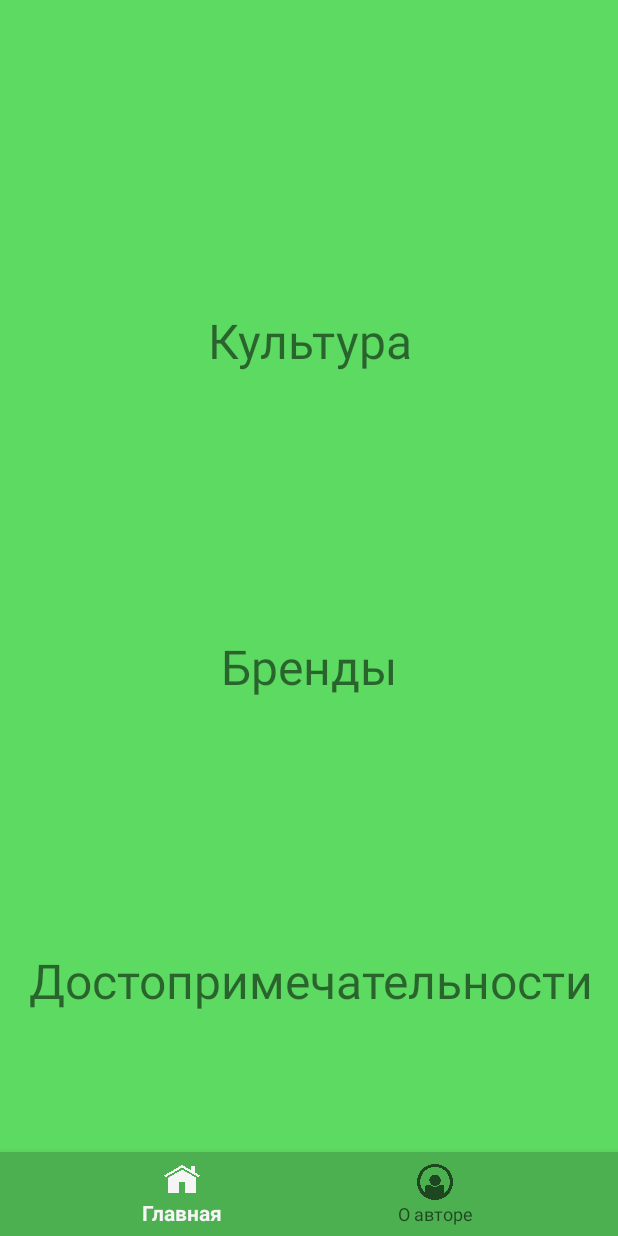
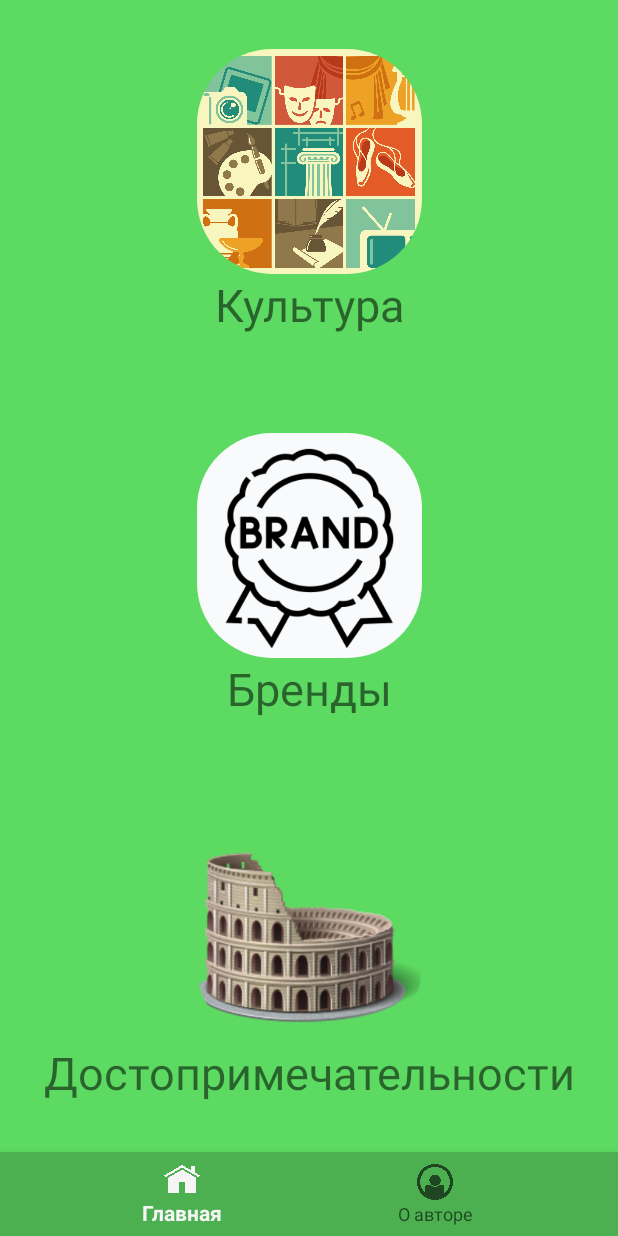
Before and after one commit to Ze1nFeeD/madeInOrenburgRegion, an Android app: the MainFragment screen opened directly, with no data from a screen before it, on a phone screen of 412 x 824 dp. Run offline under Robolectric (Android 15) with nearby library versions, the phone set to English and light mode, and no system bars.

Commit message:
Image fix

```diff
--- a/app/src/main/AndroidManifest.xml
+++ b/app/src/main/AndroidManifest.xml
@@ -12,6 +12,9 @@
         android:supportsRtl="true"
         android:theme="@style/Theme.MadeInOrenburgRegion"
         tools:targetApi="31">
+        <activity
+            android:name=".CultureActivity"
+            android:exported="false" />
         <activity
             android:name=".AuthorActivity"
             android:exported="false" />
--- /dev/null
+++ b/app/src/main/java/com/example/madeinorenburgregion/CultureActivity.kt
@@ -0,0 +1,11 @@
+package com.example.madeinorenburgregion
+
+import androidx.appcompat.app.AppCompatActivity
+import android.os.Bundle
+
+class CultureActivity : AppCompatActivity() {
+    override fun onCreate(savedInstanceState: Bundle?) {
+        super.onCreate(savedInstanceState)
+        setContentView(R.layout.activity_culture)
+    }
+}
--- a/app/src/main/java/com/example/madeinorenburgregion/MainFragment.kt
+++ b/app/src/main/java/com/example/madeinorenburgregion/MainFragment.kt
@@ -5,6 +5,7 @@ import androidx.fragment.app.Fragment
 import android.view.LayoutInflater
 import android.view.View
 import android.view.ViewGroup
+import androidx.constraintlayout.widget.ConstraintLayout
 
 
 class MainFragment : Fragment() {
@@ -13,6 +14,11 @@ class MainFragment : Fragment() {
         savedInstanceState: Bundle?
     ): View? {
         // Inflate the layout for this fragment
-        return inflater.inflate(R.layout.fragment_main, container, false)
+        val view = inflater.inflate(R.layout.fragment_main, container, false)
+          val culture: ConstraintLayout = view.findViewById(R.id.cultureClick)
+        culture.setOnClickListener{
+            //активити
+        }
+        return view
     }
 }
--- /dev/null
+++ b/app/src/main/res/layout/activity_culture.xml
@@ -0,0 +1,44 @@
+<?xml version="1.0" encoding="utf-8"?>
+<androidx.constraintlayout.widget.ConstraintLayout xmlns:android="http://schemas.android.com/apk/res/android"
+    xmlns:app="http://schemas.android.com/apk/res-auto"
+    xmlns:tools="http://schemas.android.com/tools"
+    android:layout_width="match_parent"
+    android:layout_height="match_parent"
+    android:background="@color/bgForms"
+    tools:context=".CultureActivity">
+
+
+    <androidx.constraintlayout.widget.ConstraintLayout
+        android:id="@+id/layoutTop"
+        android:layout_width="0dp"
+        android:layout_height="0dp"
+        app:layout_constraintBottom_toTopOf="@id/layoutSecond"
+        app:layout_constraintEnd_toEndOf="parent"
+        app:layout_constraintStart_toStartOf="parent"
+        app:layout_constraintTop_toTopOf="parent">
+
+    </androidx.constraintlayout.widget.ConstraintLayout>
+
+    <androidx.constraintlayout.widget.ConstraintLayout
+        android:id="@+id/layoutSecond"
+        android:layout_width="0dp"
+        android:layout_height="0dp"
+        app:layout_constraintBottom_toTopOf="@id/layoutThree"
+        app:layout_constraintEnd_toEndOf="parent"
+        app:layout_constraintStart_toStartOf="parent"
+        app:layout_constraintTop_toBottomOf="@+id/layoutTop">
+
+    </androidx.constraintlayout.widget.ConstraintLayout>
+
+    <androidx.constraintlayout.widget.ConstraintLayout
+        android:id="@+id/layoutThree"
+        android:layout_width="0dp"
+        android:layout_height="0dp"
+        app:layout_constraintBottom_toBottomOf="parent"
+        app:layout_constraintEnd_toEndOf="parent"
+        app:layout_constraintStart_toStartOf="parent"
+        app:layout_constraintTop_toBottomOf="@+id/layoutSecond">
+
+    </androidx.constraintlayout.widget.ConstraintLayout>
+
+</androidx.constraintlayout.widget.ConstraintLayout>
--- a/app/src/main/res/layout/activity_main.xml
+++ b/app/src/main/res/layout/activity_main.xml
@@ -9,17 +9,21 @@
     <FrameLayout
         android:id="@+id/container"
         android:layout_width="match_parent"
-        android:layout_height="match_parent"
+        android:layout_height="0dp"
         android:layout_above="@+id/bottomMainNav"
-        />
+        app:layout_constraintBottom_toTopOf="@+id/bottomMainNav"
+        app:layout_constraintEnd_toEndOf="parent"
+        app:layout_constraintStart_toStartOf="parent"
+        app:layout_constraintTop_toTopOf="parent" />
 
     <com.google.android.material.bottomnavigation.BottomNavigationView
         android:id="@+id/bottomMainNav"
         android:layout_width="match_parent"
         android:layout_height="wrap_content"
         android:background="@color/bgNavBar"
-    app:menu="@menu/mainmenu"
         app:layout_constraintBottom_toBottomOf="parent"
+        app:layout_constraintEnd_toEndOf="parent"
+        app:layout_constraintStart_toStartOf="parent"
         app:layout_editor_absoluteX="42dp"
-    />
+        app:menu="@menu/mainmenu" />
 </androidx.constraintlayout.widget.ConstraintLayout>
--- a/app/src/main/res/layout/fragment_main.xml
+++ b/app/src/main/res/layout/fragment_main.xml
@@ -4,100 +4,138 @@
     xmlns:tools="http://schemas.android.com/tools"
     android:layout_width="match_parent"
     android:layout_height="match_parent"
-    tools:context=".MainFragment"
-    android:background="@color/bgForms">
+    android:background="@color/bgForms"
+    tools:context=".MainFragment">
 
+    <androidx.constraintlayout.widget.ConstraintLayout
+        android:id="@+id/constraintLayout2"
+        android:layout_width="0dp"
+        android:layout_height="0dp"
+        app:layout_constraintBottom_toTopOf="@+id/constraintLayout"
+        app:layout_constraintEnd_toEndOf="parent"
+        app:layout_constraintStart_toStartOf="parent"
+        app:layout_constraintTop_toTopOf="parent">
 
-    <LinearLayout
-        android:id="@+id/linearLayout"
+        <androidx.constraintlayout.widget.ConstraintLayout
+            android:id="@+id/cultureClick"
             android:layout_width="wrap_content"
             android:layout_height="wrap_content"
-        android:layout_marginStart="32dp"
-        android:layout_marginTop="55dp"
-        android:layout_marginEnd="32dp"
             android:orientation="vertical"
-
-
+            app:layout_constraintBottom_toBottomOf="parent"
             app:layout_constraintEnd_toEndOf="parent"
             app:layout_constraintStart_toStartOf="parent"
             app:layout_constraintTop_toTopOf="parent">
 
             <ImageView
-            android:id="@+id/imageCulture"
+                android:id="@+id/image1"
                 android:layout_width="150dp"
                 android:layout_height="150dp"
                 android:background="@drawable/rounded_shape"
                 android:clipToOutline="true"
-            tools:src="@drawable/cultura" />
+                android:scaleType="centerCrop"
+                android:src="@drawable/cultura"
+                app:layout_constraintBottom_toTopOf="@+id/text1"
+                app:layout_constraintEnd_toEndOf="parent"
+                app:layout_constraintStart_toStartOf="parent"
+                app:layout_constraintTop_toTopOf="parent" />
 
             <TextView
-            android:id="@+id/textCulture"
-            android:layout_width="match_parent"
+                android:id="@+id/text1"
+                android:layout_width="wrap_content"
                 android:layout_height="wrap_content"
                 android:text="Культура"
-            android:textAlignment="center"
-            android:textSize="32dp"/>
-    </LinearLayout>
+                android:textSize="30sp"
+                app:layout_constraintBottom_toBottomOf="parent"
+                app:layout_constraintEnd_toEndOf="parent"
+                app:layout_constraintStart_toStartOf="parent" />
+        </androidx.constraintlayout.widget.ConstraintLayout>
+    </androidx.constraintlayout.widget.ConstraintLayout>
 
-    <LinearLayout
-        android:id="@+id/linearLayout2"
+    <androidx.constraintlayout.widget.ConstraintLayout
+        android:id="@+id/constraintLayout"
+        android:layout_width="0dp"
+        android:layout_height="0dp"
+        app:layout_constraintBottom_toTopOf="@+id/constraintLayout3"
+        app:layout_constraintEnd_toEndOf="parent"
+        app:layout_constraintStart_toStartOf="parent"
+        app:layout_constraintTop_toBottomOf="@+id/constraintLayout2">
+
+        <androidx.constraintlayout.widget.ConstraintLayout
+            android:id="@+id/brandClick"
             android:layout_width="wrap_content"
             android:layout_height="wrap_content"
-        android:layout_marginTop="24dp"
             android:orientation="vertical"
+            app:layout_constraintBottom_toBottomOf="parent"
             app:layout_constraintEnd_toEndOf="parent"
             app:layout_constraintStart_toStartOf="parent"
-        app:layout_constraintTop_toBottomOf="@+id/linearLayout">
+            app:layout_constraintTop_toTopOf="parent">
 
             <ImageView
-            android:id="@+id/imageBrand"
+                android:id="@+id/image2"
                 android:layout_width="150dp"
                 android:layout_height="150dp"
                 android:background="@drawable/rounded_shape"
                 android:clipToOutline="true"
-            tools:src="@drawable/brand" />
-
+                android:scaleType="centerCrop"
+                android:src="@drawable/brand"
+                app:layout_constraintBottom_toTopOf="@+id/text2"
+                app:layout_constraintEnd_toEndOf="parent"
+                app:layout_constraintStart_toStartOf="parent"
+                app:layout_constraintTop_toTopOf="parent" />
             <TextView
-            android:id="@+id/textBrand"
-            android:layout_width="match_parent"
+                android:id="@+id/text2"
+                android:layout_width="wrap_content"
                 android:layout_height="wrap_content"
                 android:text="Бренды"
-            android:textAlignment="center"
-            android:textSize="32dp" />
-
-    </LinearLayout>
+                android:textSize="30sp"
+                app:layout_constraintBottom_toBottomOf="parent"
+                app:layout_constraintEnd_toEndOf="parent"
+                app:layout_constraintStart_toStartOf="parent" />
+        </androidx.constraintlayout.widget.ConstraintLayout>
+    </androidx.constraintlayout.widget.ConstraintLayout>
 
     <androidx.constraintlayout.widget.ConstraintLayout
+        android:id="@+id/constraintLayout3"
+        android:layout_width="0dp"
+        android:layout_height="0dp"
+        app:layout_constraintBottom_toBottomOf="parent"
+        app:layout_constraintEnd_toEndOf="parent"
+        app:layout_constraintStart_toStartOf="parent"
+        app:layout_constraintTop_toBottomOf="@+id/constraintLayout">
+
+        <androidx.constraintlayout.widget.ConstraintLayout
+            android:id="@+id/attractionsClick"
             android:layout_width="wrap_content"
             android:layout_height="wrap_content"
-        android:layout_marginTop="16dp"
             android:orientation="vertical"
-        app:layout_constraintEnd_toEndOf="@+id/linearLayout2"
-        app:layout_constraintStart_toStartOf="@+id/linearLayout2"
-        app:layout_constraintTop_toBottomOf="@+id/linearLayout2">
+            app:layout_constraintBottom_toBottomOf="parent"
+            app:layout_constraintEnd_toEndOf="parent"
+            app:layout_constraintStart_toStartOf="parent"
+            app:layout_constraintTop_toTopOf="parent">
 
             <ImageView
-            android:id="@+id/imageАttractions"
+                android:id="@+id/image3"
                 android:layout_width="150dp"
                 android:layout_height="150dp"
                 android:background="@drawable/rounded_shape"
                 android:clipToOutline="true"
+                android:src="@drawable/attractions"
+                android:scaleType="centerCrop"
+                app:layout_constraintBottom_toTopOf="@+id/text3"
                 app:layout_constraintEnd_toEndOf="parent"
                 app:layout_constraintStart_toStartOf="parent"
-            app:layout_constraintTop_toTopOf="parent"
-            tools:src="@drawable/attractions" />
+                app:layout_constraintTop_toTopOf="parent" />
 
             <TextView
-            android:id="@+id/textАttractions"
-            android:layout_width="match_parent"
+                android:id="@+id/text3"
+                android:layout_width="wrap_content"
                 android:layout_height="wrap_content"
                 android:text="Достопримечательности"
-            android:textAlignment="center"
-            android:textSize="32dp"
+                android:textSize="30sp"
+                app:layout_constraintBottom_toBottomOf="parent"
                 app:layout_constraintEnd_toEndOf="parent"
-            app:layout_constraintStart_toStartOf="parent"
-            app:layout_constraintTop_toBottomOf="@+id/imageАttractions" />
-
+                app:layout_constraintStart_toStartOf="parent" />
+        </androidx.constraintlayout.widget.ConstraintLayout>
     </androidx.constraintlayout.widget.ConstraintLayout>
 
 </androidx.constraintlayout.widget.ConstraintLayout>
```
Lines whose indentation alone changed are shown as unchanged.
